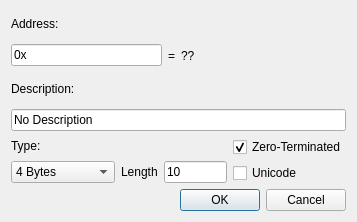
korcankaraokcu/PINCE, file GUI/addaddressmanuallydialog.ui: the form before one commit.
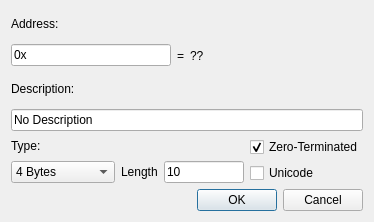
The form after the commit.

Commit message: Fixed a bug where AddAddressManually dialog wouldn't get back to it's preferred size after entering a long integer to the 'length_lineEdit'

Diff of the .ui file:
```diff
--- a/GUI/addaddressmanuallydialog.ui
+++ b/GUI/addaddressmanuallydialog.ui
@@ -6,10 +6,16 @@
    <rect>
     <x>0</x>
     <y>0</y>
-    <width>357</width>
+    <width>374</width>
     <height>222</height>
    </rect>
   </property>
+  <property name="maximumSize">
+   <size>
+    <width>374</width>
+    <height>222</height>
+   </size>
+  </property>
   <property name="windowTitle">
    <string/>
   </property>
```
The commit also changes 3 other files.
